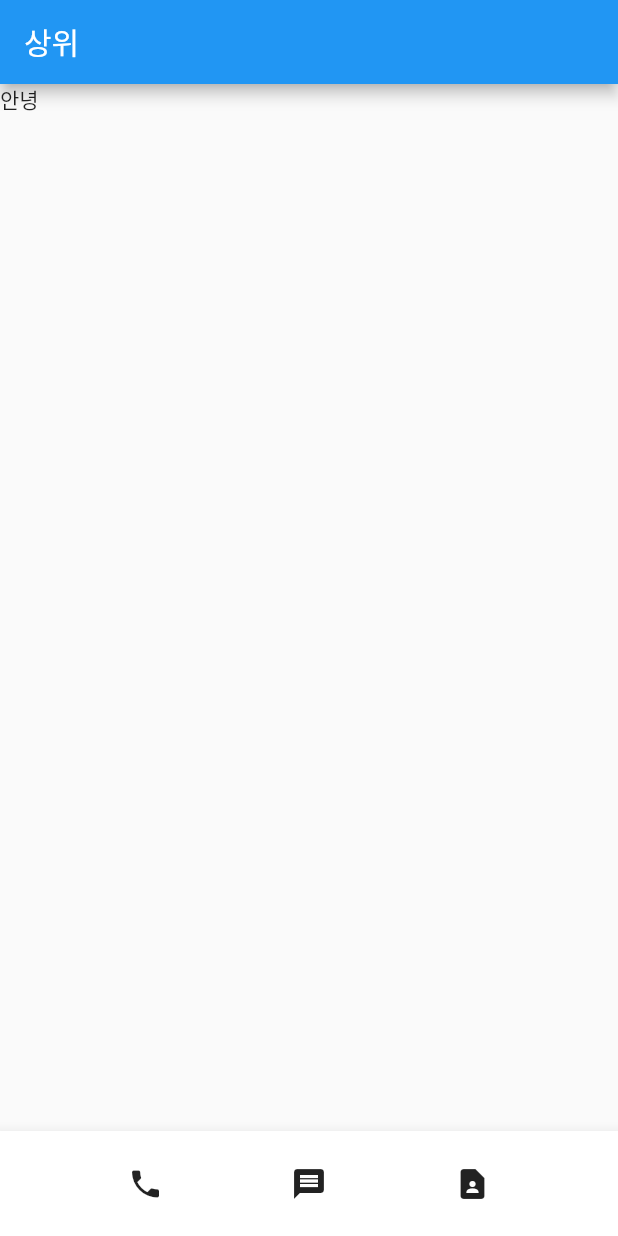
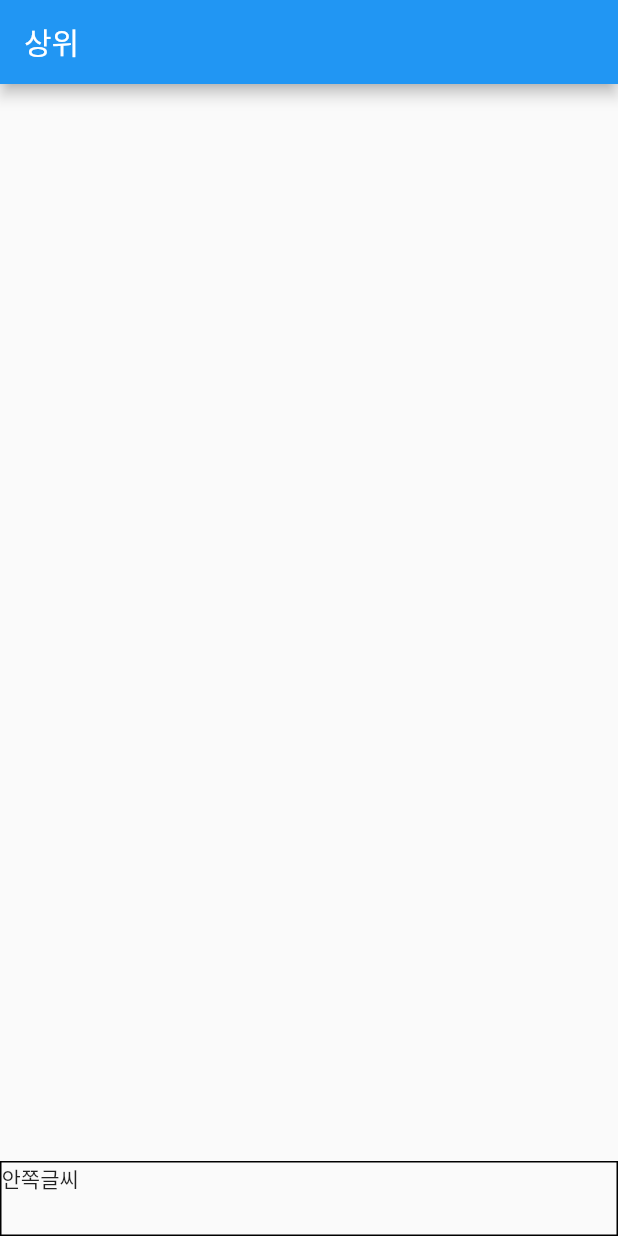
Before and after one commit to SujinKim1127/Flutter, a Flutter app: the screen it shows after launch, on a phone screen of 412 x 824 dp. Run offline on Flutter 3.47's test engine with Material 2 defaults, Android fonts, the light colour scheme and no system bars.

Commit message:
✨ 3강 완료

```diff
--- a/lib/main.dart
+++ b/lib/main.dart
@@ -15,21 +15,16 @@
         appBar: AppBar(
           title: Text("상위"),
         ),
-        body: Container(
-          child: Text("안녕"),
-        ),
-        bottomNavigationBar: BottomAppBar(
-          child: SizedBox(
-              height: 70,
-              child: Row(
-                mainAxisAlignment: MainAxisAlignment.spaceEvenly,
-                children: [
-                  Icon(Icons.phone),
-                  Icon(Icons.message),
-                  Icon(Icons.contact_page)
-                ],
-              )
-          )
+        body: Align(
+          alignment: Alignment.bottomCenter,
+          child: Container(
+            width: double.infinity, height: 50,
+            decoration: BoxDecoration(
+              border: Border.all(color: Colors.black)
+            ),
+            margin: EdgeInsets.fromLTRB(0, 30,0,0),
+            child: Text("안쪽글씨"),
+          ),
         ),
       )
     );
```
Also changed, not shown: 1 other file.
